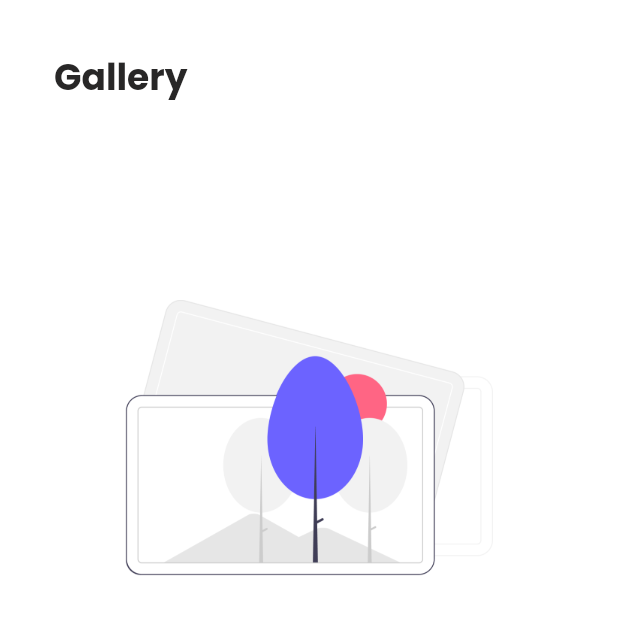
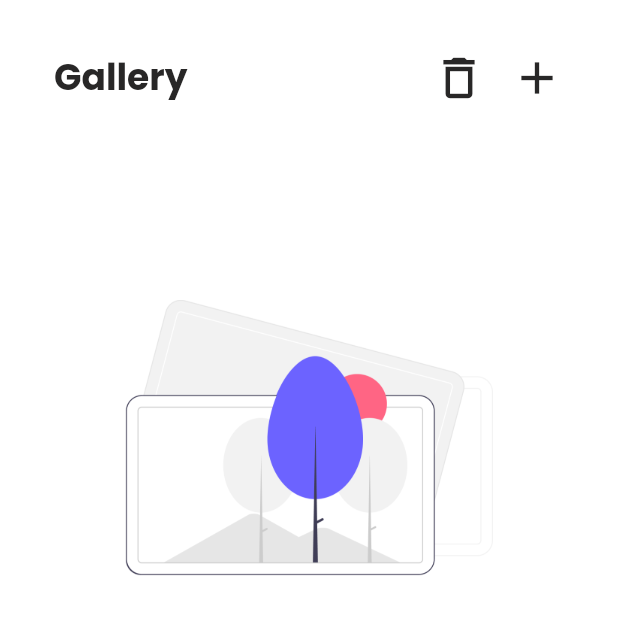
Before and after one commit to ardhanurfan/Gen-S, a Flutter app: the GalleryPage screen opened directly, on a phone screen of 412 x 824 dp, the top half of it. Run offline on Flutter 3.47's test engine with Material 2 defaults, Android fonts, the phone set to English and light mode, and no system bars; our stand-ins replace audio_video_progress_bar, cached_network_image, carousel_slider, equatable, file_picker, google_fonts and 7 more; accounts and stored records are empty; network calls fail.

Commit message:
update gallery admin

```diff
--- a/lib/pages/gallery/gallery_page.dart
+++ b/lib/pages/gallery/gallery_page.dart
@@ -41,12 +41,18 @@ class GalleryPage extends StatelessWidget {
                   userProvider.user.role == "USER"
                       ? const SizedBox()
                       : Icon(
-                          Icons.add,
+                          Icons.delete_outline_outlined,
                           size: 36,
-                          color: primaryUserColor,
+                          color: primaryAdminColor,
                         ),
                   const SizedBox(width: 16),
-                  const SettingButton(),
+                  userProvider.user.role == "USER"
+                      ? const SettingButton()
+                      : Icon(
+                          Icons.add,
+                          color: primaryAdminColor,
+                          size: 36,
+                        ),
                 ],
               ),
             ],
```
Also changed, not shown: lib/widgets/gallery_grid.dart (+54 -8 lines).
